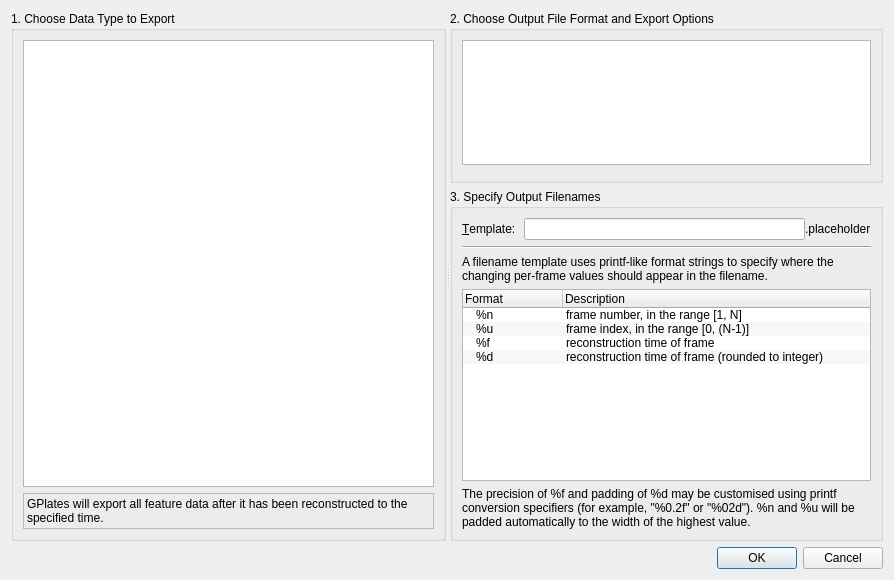
Old version of the form src/qt-widgets/ConfigureExportParametersDialogUi.ui in the repository GPlates/GPlates.
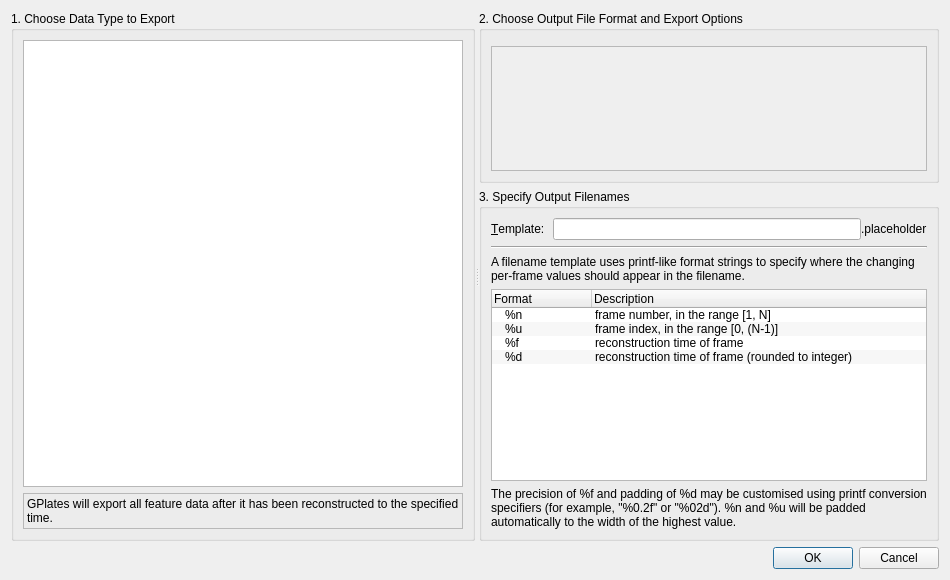
New version of the form.

Commit message: (trunk) Can dateline clip all shapefile exports.

The edit to the form file:
```diff
--- a/src/qt-widgets/ConfigureExportParametersDialogUi.ui
+++ b/src/qt-widgets/ConfigureExportParametersDialogUi.ui
@@ -1,16 +1,22 @@
 <?xml version="1.0" encoding="UTF-8"?>
 <ui version="4.0">
  <class>ConfigureExportParametersDialog</class>
- <widget class="QDialog" name="ConfigureExportParametersDialog">
-  <property name="geometry">
+ <widget class="QDialog" name="ConfigureExportParametersDialog" >
+  <property name="geometry" >
    <rect>
     <x>0</x>
     <y>0</y>
-    <width>894</width>
+    <width>950</width>
     <height>580</height>
    </rect>
   </property>
-  <property name="windowTitle">
+  <property name="sizePolicy" >
+   <sizepolicy vsizetype="Preferred" hsizetype="Preferred" >
+    <horstretch>0</horstretch>
+    <verstretch>0</verstretch>
+   </sizepolicy>
+  </property>
+  <property name="windowTitle" >
    <string>Add Data to Export</string>
   </property>
   <layout class="QVBoxLayout" name="verticalLayout_4">
@@ -67,9 +73,9 @@
      <widget class="QWidget" name="layoutWidget">
       <layout class="QVBoxLayout" name="verticalLayout_3">
        <item>
-        <widget class="QGroupBox" name="groupBox_2">
-         <property name="sizePolicy">
-          <sizepolicy hsizetype="Preferred" vsizetype="Expanding">
+        <widget class="QGroupBox" name="groupBox_2" >
+         <property name="sizePolicy" >
+          <sizepolicy vsizetype="Preferred" hsizetype="Preferred" >
            <horstretch>0</horstretch>
            <verstretch>0</verstretch>
           </sizepolicy>
@@ -79,37 +85,36 @@
          </property>
          <layout class="QVBoxLayout" name="verticalLayout_2">
           <item>
-           <widget class="QListWidget" name="listWidget_format">
-            <property name="sizePolicy">
-             <sizepolicy hsizetype="Expanding" vsizetype="Expanding">
-              <horstretch>0</horstretch>
-              <verstretch>0</verstretch>
-             </sizepolicy>
-            </property>
-           </widget>
+           <widget class="QWidget" native="1" name="list_widget_format_placeholder" />
           </item>
           <item>
-           <widget class="QWidget" name="widget_export_options" native="true">
-            <property name="sizePolicy">
-             <sizepolicy hsizetype="Expanding" vsizetype="Expanding">
+           <widget class="QScrollArea" name="widget_export_options" >
+            <property name="sizePolicy" >
+             <sizepolicy vsizetype="Expanding" hsizetype="Expanding" >
               <horstretch>0</horstretch>
               <verstretch>0</verstretch>
              </sizepolicy>
             </property>
-           </widget>
-          </item>
-          <item>
-           <spacer name="verticalSpacer">
-            <property name="orientation">
-             <enum>Qt::Vertical</enum>
+            <property name="horizontalScrollBarPolicy" >
+             <enum>Qt::ScrollBarAlwaysOff</enum>
             </property>
-            <property name="sizeHint" stdset="0">
-             <size>
-              <width>20</width>
-              <height>40</height>
-             </size>
+            <property name="widgetResizable" >
+             <bool>true</bool>
             </property>
-           </spacer>
+            <property name="alignment" >
+             <set>Qt::AlignLeading|Qt::AlignLeft|Qt::AlignTop</set>
+            </property>
+            <widget class="QWidget" name="scrollAreaWidgetContents_2" >
+             <property name="geometry" >
+              <rect>
+               <x>0</x>
+               <y>0</y>
+               <width>444</width>
+               <height>124</height>
+              </rect>
+             </property>
+            </widget>
+           </widget>
           </item>
          </layout>
         </widget>
```
Left out of the diff: 139 changed lines with no effect on the pictures. The commit also changes 35 other files.
